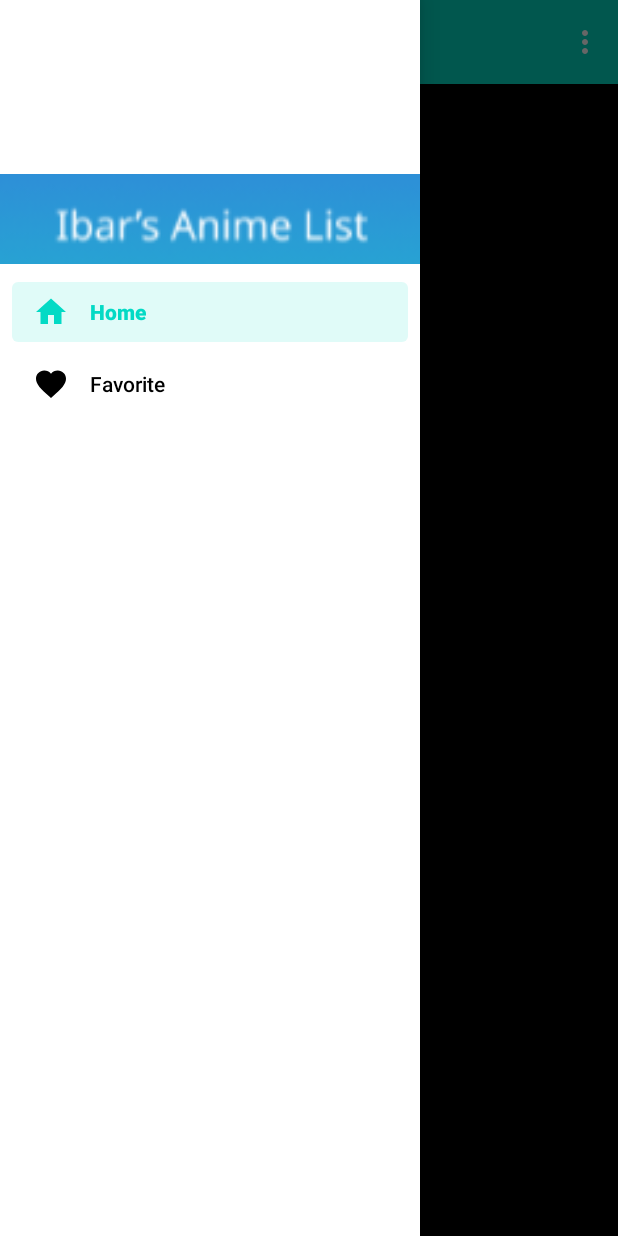
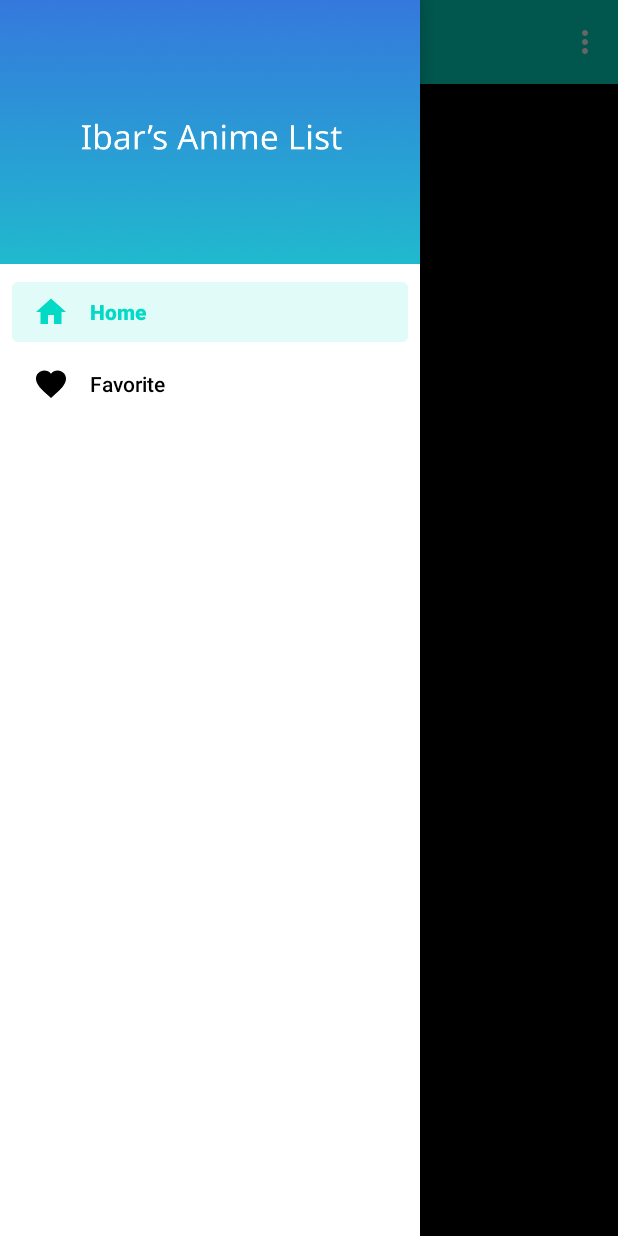
Before and after one commit to ibarhuttaqi/IbarsAnimeList, an Android app: the MainActivity screen opened directly, with no data from a screen before it, with the side drawer open, on a phone screen of 412 x 824 dp. Run offline under Robolectric (Android 15) with nearby library versions, the phone set to English and light mode, and no system bars; our stand-ins replace Room's generated code, navigation-ui; libraries missing offline, so code that uses them is left out: net.sqlcipher.database; pictures from the network do not load; 7 statements that could not run were skipped.

Commit message:
style: change drawable for sidebar

```diff
--- a/app/src/main/res/layout/nav_header_main.xml
+++ b/app/src/main/res/layout/nav_header_main.xml
@@ -8,8 +8,8 @@
 
     <ImageView
         android:layout_width="match_parent"
-        android:layout_height="wrap_content"
-        android:src="@mipmap/ibars_anime_list"
+        android:layout_height="match_parent"
+        android:src="@drawable/ibars_anime_list"
         android:contentDescription="@string/image_description"
         android:scaleType="centerCrop" />
 
--- a/app/src/main/res/mipmap-anydpi-v26/ibars_anime_list.xml
+++ /dev/null
@@ -1,5 +0,0 @@
-<?xml version="1.0" encoding="utf-8"?>
-<adaptive-icon xmlns:android="http://schemas.android.com/apk/res/android">
-    <background android:drawable="@color/ibars_anime_list_background"/>
-    <foreground android:drawable="@mipmap/ibars_anime_list_foreground"/>
-</adaptive-icon>
--- a/app/src/main/res/values/ibars_anime_list_background.xml
+++ /dev/null
@@ -1,4 +0,0 @@
-<?xml version="1.0" encoding="utf-8"?>
-<resources>
-    <color name="ibars_anime_list_background">#20B9CD</color>
-</resources>
```
Also changed, not shown: app/src/main/res/drawable-nodpi/ibars_anime_list.png (added), app/src/main/res/mipmap-xhdpi/ibars_anime_list.png (deleted), app/src/main/res/mipmap-xhdpi/ibars_anime_list_foreground.png (deleted).
